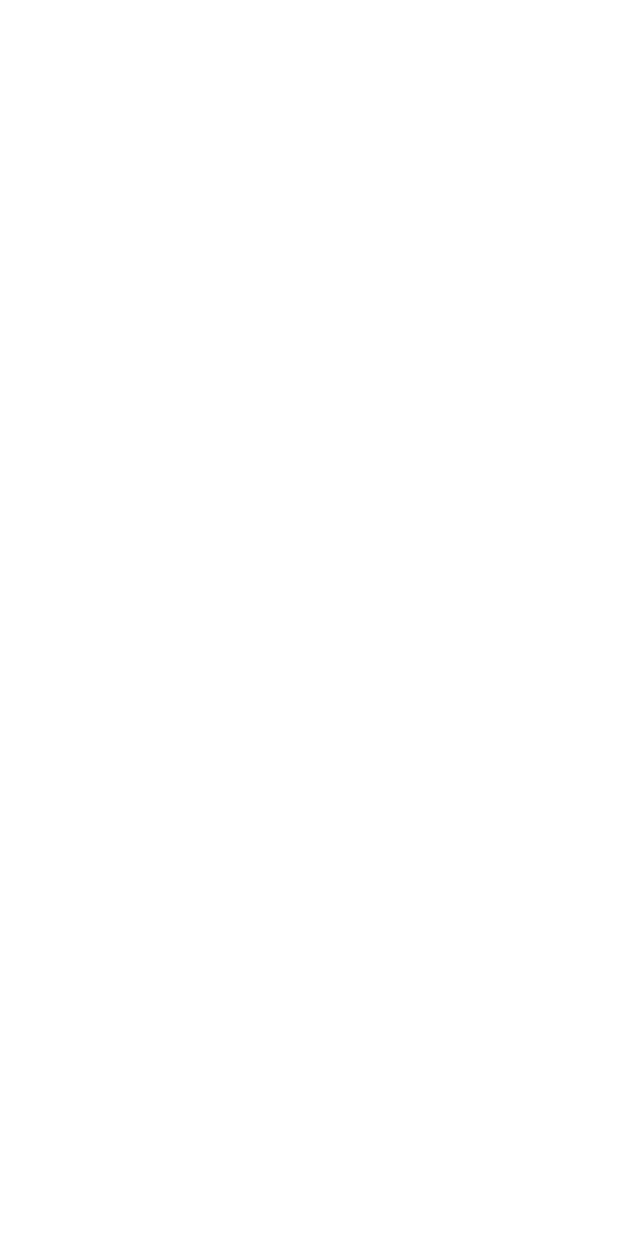
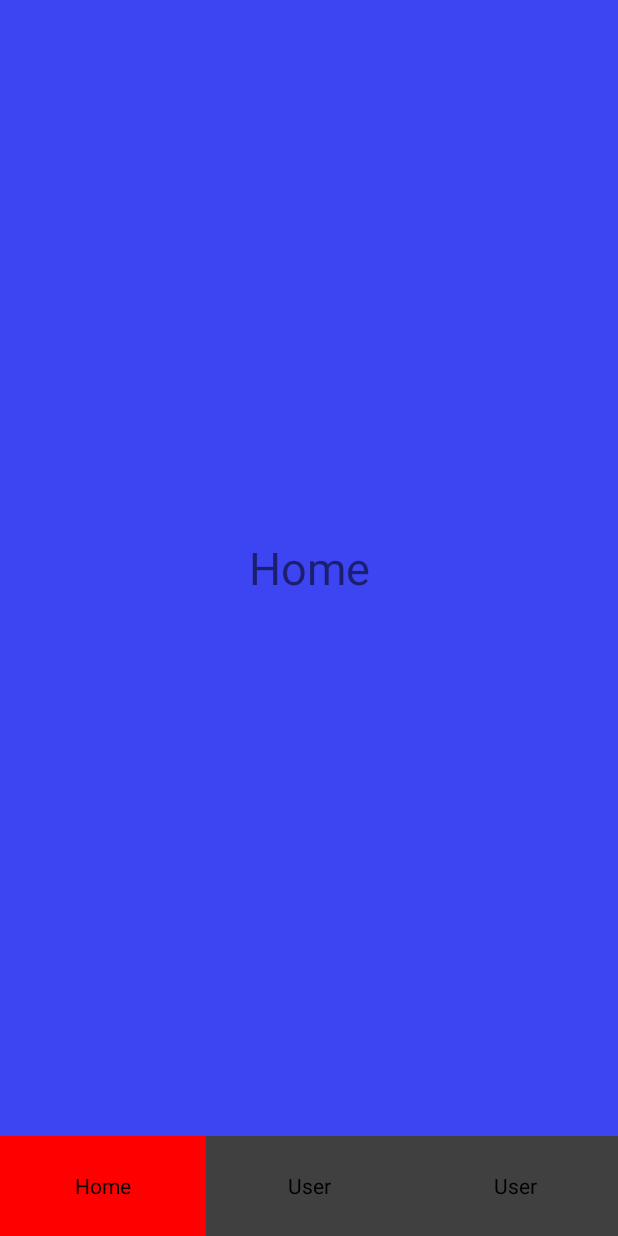
Before and after one commit to DaemonZZ/MusicAppAndroid, an Android app: the MainActivity screen opened directly, with no data from a screen before it, on a phone screen of 412 x 824 dp. Before the commit the screen is empty. Run offline under Robolectric (Android 15) with nearby library versions, the phone set to English and light mode, and no system bars.

Commit message:
home activity

```diff
--- a/app/build.gradle
+++ b/app/build.gradle
@@ -33,6 +33,7 @@ dependencies {
     implementation 'androidx.appcompat:appcompat:1.2.0'
     implementation 'com.google.android.material:material:1.3.0'
     implementation 'androidx.constraintlayout:constraintlayout:2.0.4'
+    implementation 'androidx.legacy:legacy-support-v4:1.0.0'
     testImplementation 'junit:junit:4.+'
     androidTestImplementation 'androidx.test.ext:junit:1.1.2'
     androidTestImplementation 'androidx.test.espresso:espresso-core:3.3.0'
--- /dev/null
+++ b/app/src/main/java/newapp/noidea/HomeFragment.java
@@ -0,0 +1,37 @@
+package newapp.noidea;
+
+import android.os.Bundle;
+
+import androidx.fragment.app.Fragment;
+
+import android.view.LayoutInflater;
+import android.view.View;
+import android.view.ViewGroup;
+
+
+public class HomeFragment extends Fragment {
+
+
+    public HomeFragment() {
+    }
+
+
+    public static HomeFragment newInstance(String param1, String param2) {
+        HomeFragment fragment = new HomeFragment();
+
+        return fragment;
+    }
+
+    @Override
+    public void onCreate(Bundle savedInstanceState) {
+        super.onCreate(savedInstanceState);
+
+    }
+
+    @Override
+    public View onCreateView(LayoutInflater inflater, ViewGroup container,
+                             Bundle savedInstanceState) {
+
+        return inflater.inflate(R.layout.fragment_home, container, false);
+    }
+}
--- a/app/src/main/java/newapp/noidea/MainActivity.java
+++ b/app/src/main/java/newapp/noidea/MainActivity.java
@@ -1,14 +1,83 @@
 package newapp.noidea;
 
+import androidx.annotation.RequiresApi;
 import androidx.appcompat.app.AppCompatActivity;
+import androidx.fragment.app.Fragment;
+import androidx.fragment.app.FragmentManager;
+import androidx.fragment.app.FragmentTransaction;
 
+import android.graphics.Color;
+import android.os.Build;
 import android.os.Bundle;
+import android.widget.RadioButton;
+import android.widget.RadioGroup;
 
-public class MainActivity extends AppCompatActivity {
-
+public class MainActivity extends AppCompatActivity implements RadioGroup.OnCheckedChangeListener {
+    RadioButton btnHome, btnUser,btnBxh;
+    RadioGroup menu;
+    Fragment frHome,frUser,frBxh;
+    @RequiresApi(api = Build.VERSION_CODES.LOLLIPOP)
     @Override
     protected void onCreate(Bundle savedInstanceState) {
         super.onCreate(savedInstanceState);
+        //getWindow().setFlags(WindowManager.LayoutParams.FLAG_FULLSCREEN,WindowManager.LayoutParams.FLAG_FULLSCREEN);
+        getWindow().setStatusBarColor(Color.BLACK);
         setContentView(R.layout.activity_main);
+
+        frHome = new HomeFragment();
+        frUser = new UserFragment();
+        frBxh = new BxhFragment();
+
+        menu = findViewById(R.id.main_menu);
+        btnHome = findViewById(R.id.btn_home);
+        btnUser = findViewById(R.id.btn_user);
+        btnBxh = findViewById(R.id.btn_bxh);
+        menu.setOnCheckedChangeListener(this);
+        btnHome.setChecked(true);
+
+        initFragment();
+    }
+
+
+    @Override
+    public void onCheckedChanged(RadioGroup group, int checkedId) {
+        if(btnHome.isChecked()){
+            btnHome.setBackgroundColor(Color.RED);
+            replaceFragment(frHome);
+        }
+        else {
+            btnHome.setBackgroundResource(R.color.menu_gray);
+        }
+        if(btnUser.isChecked()){
+            btnUser.setBackgroundColor(Color.RED);
+            replaceFragment(frUser);
+        }
+        else {
+            btnUser.setBackgroundResource(R.color.menu_gray);
+        }
+        if(btnBxh.isChecked()){
+            btnBxh.setBackgroundColor(Color.RED);
+            replaceFragment(frBxh);
+        }
+        else {
+            btnBxh.setBackgroundResource(R.color.menu_gray);
+        }
+
+    }
+
+    public void initFragment(){
+        FragmentManager frm = getSupportFragmentManager();
+        FragmentTransaction ft = frm.beginTransaction();
+        ft.replace(R.id.fr,frHome);
+        ft.commit();
+    }
+
+    public  void replaceFragment(Fragment fr){
+        if(fr!=null){
+            FragmentManager frm = getSupportFragmentManager();
+            FragmentTransaction ft = frm.beginTransaction();
+            ft.replace(R.id.fr,fr);
+            ft.commit();
+        }
     }
 }
--- /dev/null
+++ b/app/src/main/java/newapp/noidea/UserFragment.java
@@ -0,0 +1,37 @@
+package newapp.noidea;
+
+import android.os.Bundle;
+
+import androidx.fragment.app.Fragment;
+
+import android.view.LayoutInflater;
+import android.view.View;
+import android.view.ViewGroup;
+
+
+public class UserFragment extends Fragment {
+
+    public UserFragment() {
+        // Required empty public constructor
+    }
+
+
+
+    public static UserFragment newInstance(String param1, String param2) {
+        UserFragment fragment = new UserFragment();
+        return fragment;
+    }
+
+    @Override
+    public void onCreate(Bundle savedInstanceState) {
+        super.onCreate(savedInstanceState);
+        if (getArguments() != null) {
+        }
+    }
+
+    @Override
+    public View onCreateView(LayoutInflater inflater, ViewGroup container,
+                             Bundle savedInstanceState) {
+        return inflater.inflate(R.layout.fragment_user, container, false);
+    }
+}
--- a/app/src/main/res/layout/activity_main.xml
+++ b/app/src/main/res/layout/activity_main.xml
@@ -4,6 +4,75 @@
     xmlns:tools="http://schemas.android.com/tools"
     android:layout_width="match_parent"
     android:layout_height="match_parent"
+    android:background="#fff"
     tools:context=".MainActivity">
 
+    <LinearLayout
+        android:layout_width="match_parent"
+        android:layout_height="match_parent"
+        android:orientation="vertical"
+        app:layout_constraintBottom_toBottomOf="parent"
+        app:layout_constraintEnd_toEndOf="parent"
+        app:layout_constraintStart_toStartOf="parent"
+        app:layout_constraintTop_toTopOf="parent">
+
+        <LinearLayout
+            android:layout_width="match_parent"
+            android:layout_height="wrap_content"
+            android:layout_weight="39"
+            android:orientation="horizontal">
+            <fragment
+                android:id="@+id/fr"
+                android:name="newapp.noidea.UserFragment"
+                android:layout_width="0dp"
+                android:layout_height="match_parent"
+
+                android:layout_weight="1"/>
+
+        </LinearLayout>
+
+        <LinearLayout
+            android:layout_width="match_parent"
+            android:layout_height="wrap_content"
+            android:layout_weight="1"
+            android:orientation="horizontal">
+
+            <RadioGroup
+                android:id="@+id/main_menu"
+                android:layout_width="match_parent"
+                android:layout_height="match_parent"
+                android:orientation="horizontal">
+
+                <RadioButton
+                    android:id="@+id/btn_home"
+                    android:layout_width="0dp"
+                    android:layout_height="match_parent"
+                    android:layout_weight="1"
+                    android:button="@null"
+                    android:text="Home"
+                    android:gravity="center"
+                    android:background="#404040" />
+
+                <RadioButton
+                    android:id="@+id/btn_user"
+                    android:layout_width="0dp"
+                    android:layout_height="match_parent"
+                    android:layout_weight="1"
+                    android:button="@null"
+                    android:text="User"
+                    android:background="#404040"
+                    android:gravity="center" />
+                <RadioButton
+                    android:id="@+id/btn_bxh"
+                    android:layout_width="0dp"
+                    android:layout_height="match_parent"
+                    android:layout_weight="1"
+                    android:button="@null"
+                    android:text="User"
+                    android:background="#404040"
+                    android:gravity="center" />
+            </RadioGroup>
+        </LinearLayout>
+
+    </LinearLayout>
 </androidx.constraintlayout.widget.ConstraintLayout>
--- /dev/null
+++ b/app/src/main/res/layout/fragment_home.xml
@@ -0,0 +1,17 @@
+<?xml version="1.0" encoding="utf-8"?>
+<FrameLayout xmlns:android="http://schemas.android.com/apk/res/android"
+    xmlns:tools="http://schemas.android.com/tools"
+    android:layout_width="match_parent"
+    android:layout_height="match_parent"
+    tools:context=".HomeFragment"
+    android:background="#3d45f2">
+
+    <!-- TODO: Update blank fragment layout -->
+    <TextView
+        android:layout_width="match_parent"
+        android:layout_height="match_parent"
+        android:text="Home"
+        android:gravity="center"
+        android:textSize="30sp"/>
+
+</FrameLayout>
--- /dev/null
+++ b/app/src/main/res/layout/fragment_user.xml
@@ -0,0 +1,17 @@
+<?xml version="1.0" encoding="utf-8"?>
+<FrameLayout xmlns:android="http://schemas.android.com/apk/res/android"
+    xmlns:tools="http://schemas.android.com/tools"
+    android:layout_width="match_parent"
+    android:layout_height="match_parent"
+    tools:context=".UserFragment"
+    android:background="@color/cardview_shadow_start_color">
+
+    <!-- TODO: Update blank fragment layout -->
+    <TextView
+        android:layout_width="match_parent"
+        android:layout_height="match_parent"
+        android:text="Users"
+        android:gravity="center"
+        android:textSize="30sp"/>
+
+</FrameLayout>
--- a/app/src/main/res/values/colors.xml
+++ b/app/src/main/res/values/colors.xml
@@ -7,4 +7,5 @@
     <color name="teal_700">#FF018786</color>
     <color name="black">#FF000000</color>
     <color name="white">#FFFFFFFF</color>
+    <color name="menu_gray">#404040</color>
 </resources>
--- a/app/src/main/res/values/strings.xml
+++ b/app/src/main/res/values/strings.xml
@@ -1,3 +1,5 @@
 <resources>
     <string name="app_name">NewAppWithNoIdea</string>
+    <!-- TODO: Remove or change this placeholder text -->
+    <string name="hello_blank_fragment">Hello blank fragment</string>
 </resources>
```
Also changed, not shown: app/src/main/java/newapp/noidea/BxhFragment.java (added, +34 -0 lines), app/src/main/java/newapp/noidea/LoadingActivity.java (+14 -1 lines), app/src/main/res/layout/fragment_bxh.xml (added, +13 -0 lines), app/src/main/res/layout/fragment_container.xml (added, +29 -0 lines), 1 other file.
